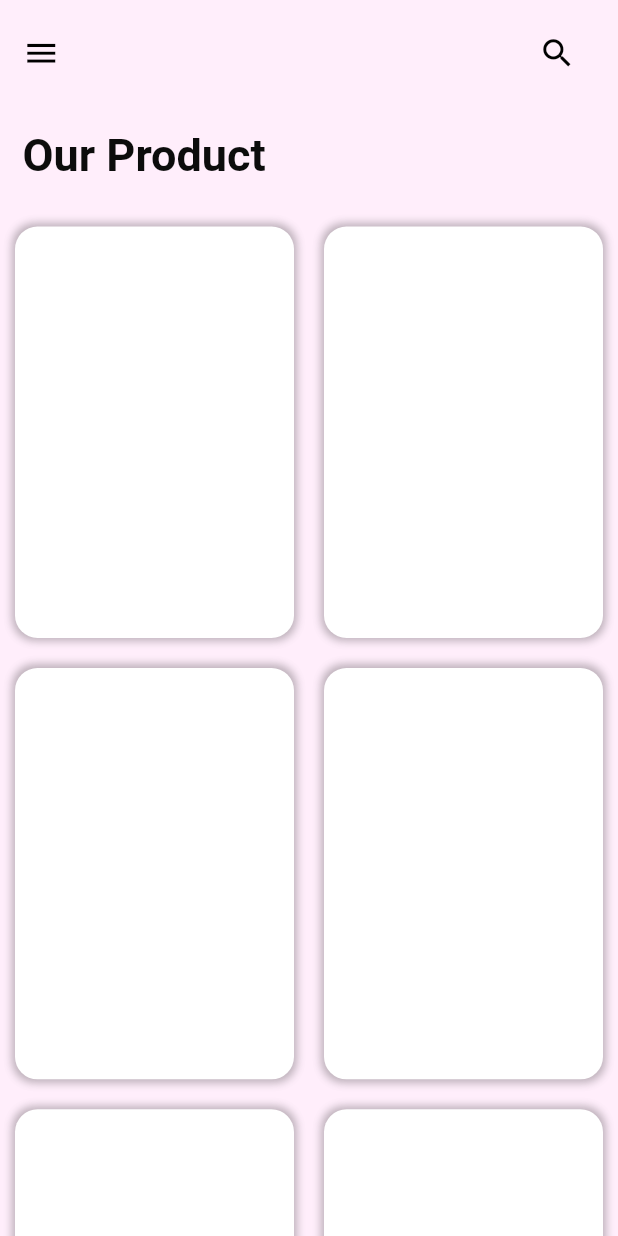
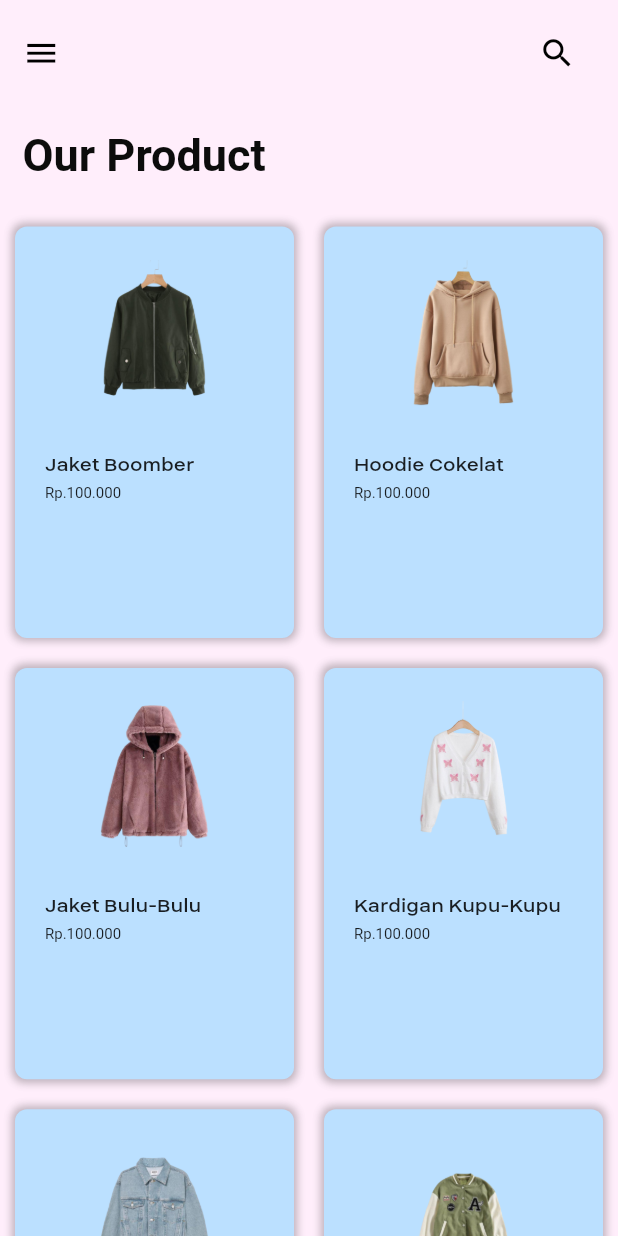
Before and after one commit to edginajlvni/uts_2020130035, a Flutter app: the screen it shows after launch, after a tap on "Log In", on a phone screen of 412 x 824 dp. Run offline on Flutter 3.47's test engine with Material 2 defaults, Android fonts, the light colour scheme and no system bars; Roboto replaces fonts that are missing (kaisei); project files that could hold a hidden picture were left out.

Commit message:
homescreen2

```diff
--- a/lib/HomeScreen.dart
+++ b/lib/HomeScreen.dart
@@ -1,5 +1,4 @@
 import 'package:flutter/material.dart';
-import 'package:uts_2020130035/screen/jacket_page.dart';
 import 'package:uts_2020130035/widget/griditems.dart';
 
 class HomeScreen extends StatefulWidget {
@@ -70,6 +69,17 @@ class _HomeScreenState extends State<HomeScreen>
               height: 20,
             ),
             GridItems(),
+            Container(
+              padding: EdgeInsets.all(16),
+              child: InkWell(
+                onTap: () {},
+                child: Icon(
+                  Icons.trolley,
+                  color: const Color.fromARGB(255, 0, 0, 0),
+                  size: 25,
+                ),
+              ),
+            ),
           ]),
         ),
       ),
--- a/lib/LoginScreen.dart
+++ b/lib/LoginScreen.dart
@@ -40,10 +40,11 @@ class _LogInState extends State<LogIn> {
             crossAxisAlignment: CrossAxisAlignment.center,
             mainAxisAlignment: MainAxisAlignment.center,
             children: [
-              Image(
-                  height: 200,
-                  width: 200,
-                  image: AssetImage("assets/images/buku.png")),
+              Image.asset(
+                'assets/images/buku.png',
+                height: 200,
+                width: 200,
+              ),
               SizedBox(
                 height: 50,
               ),
--- a/lib/widget/griditems.dart
+++ b/lib/widget/griditems.dart
@@ -26,8 +26,8 @@ class GridItems extends StatelessWidget {
           child: Container(
               margin: EdgeInsets.all(10),
               decoration: BoxDecoration(
-              borderRadius: BorderRadius.circular(15),
-              color: Colors.white,
+                borderRadius: BorderRadius.circular(8),
+                color: Color.fromARGB(255, 187, 224, 255),
                 boxShadow: [
                   BoxShadow(
                     color: Colors.black26,
@@ -36,17 +36,48 @@ class GridItems extends StatelessWidget {
                   ),
                 ],
               ),
-            child: Padding(padding: EdgeInsets.all(12),
+              child: Padding(
+                padding: EdgeInsets.all(12),
                 child: Column(
                   children: [
+                    Padding(
+                      padding: EdgeInsets.all(10),
+                      child: Image.asset('assets/images/${pNames[index]}.png',
+                      height: 100,
+                      width: 100,),
+                    ),
+                    SizedBox(
+                      height: 10,
+                    ),
+                    Padding(
+                      padding: EdgeInsets.all(8),
+                      child: Column(
+                        crossAxisAlignment: CrossAxisAlignment.start,
+                        children: [
+                          Text(
+                            pNames[index],
+                            style: TextStyle(
+                              fontSize: 15,
+                              fontFamily: 'helmet',
+                            ),
+                          ),
+                          SizedBox(
+                            height: 5,
+                          ),
                           Row(
-                  mainAxisAlignment: MainAxisAlignment.spaceBetween,
-
+                            children: [
+                              Text('Rp.100.000',
+                                  style: TextStyle(
+                                    fontSize: 10,
+                                  ))
+                            ],
                           )
                         ],
                       ),
-            )
                     ),
+                  ],
+                ),
+              )),
         );
       },
     );
```
Also changed, not shown: lib/screen/jacket_page.dart (deleted, +0 -110 lines), lib/widget/items.dart (added, +31 -0 lines), pubspec.yaml (+12 -1 lines). Lines whose indentation alone changed are shown as unchanged.
